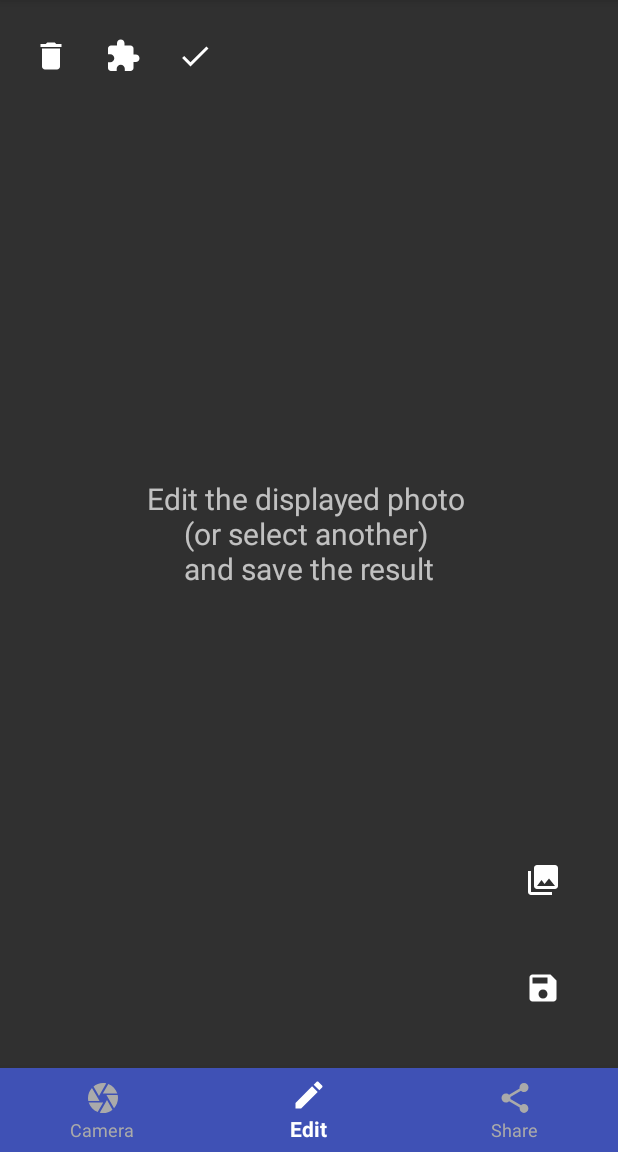
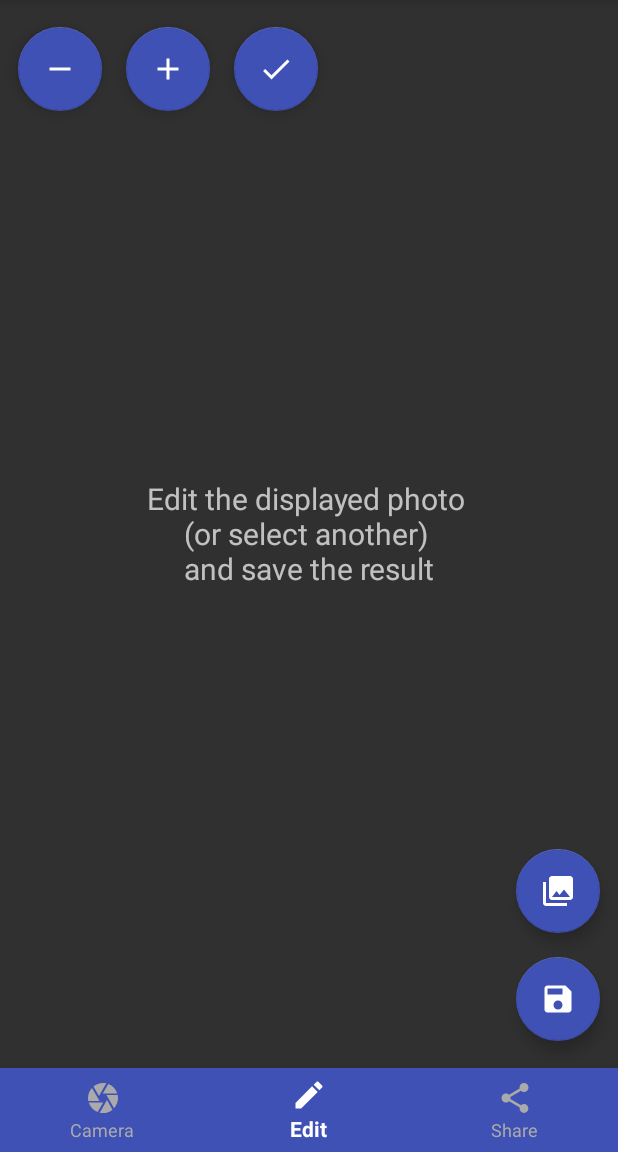
Before and after one commit to hassanrehman01398/SnapChat, an Android app: the screen it shows after launch (MainActivity), item 2 of the bottom bar chosen, on a phone screen of 412 x 824 dp, the part 84-1236 px from its top. Run offline under Robolectric (Android 15) with nearby library versions, the phone set to English and light mode, and no system bars; pictures from the network do not load.

Commit message:
Use new fab icon style

```diff
--- a/app/src/main/java/nl/renevane/employeeofthemonth/EditFragment.java
+++ b/app/src/main/java/nl/renevane/employeeofthemonth/EditFragment.java
@@ -91,7 +91,7 @@ public class EditFragment extends Fragment implements View.OnClickListener {
     private void showImageInView(ImageView editPreview) {
         GlideApp.with(this)
                 .load(currentImage)
-                .transition(withCrossFade())
+                .transition(withCrossFade()) // default is 300 ms
                 .into(editPreview);
     }
 
--- a/app/src/main/res/drawable/icon_fab_sticker_add.xml
+++ b/app/src/main/res/drawable/icon_fab_sticker_add.xml
@@ -1,14 +1,5 @@
-<vector
-
-    xmlns:android="http://schemas.android.com/apk/res/android"
-    android:width="24dp"
-    android:height="24dp"
-    android:tint="#FFFFFF"
-    android:viewportHeight="24.0"
-    android:viewportWidth="24.0">
-
-    <path
-        android:fillColor="#FF000000"
-        android:pathData="M20.5,11H19V7c0,-1.1 -0.9,-2 -2,-2h-4V3.5C13,2.12 11.88,1 10.5,1S8,2.12 8,3.5V5H4c-1.1,0 -1.99,0.9 -1.99,2v3.8H3.5c1.49,0 2.7,1.21 2.7,2.7s-1.21,2.7 -2.7,2.7H2V20c0,1.1 0.9,2 2,2h3.8v-1.5c0,-1.49 1.21,-2.7 2.7,-2.7 1.49,0 2.7,1.21 2.7,2.7V22H17c1.1,0 2,-0.9 2,-2v-4h1.5c1.38,0 2.5,-1.12 2.5,-2.5S21.88,11 20.5,11z" />
-
+<vector android:height="24dp" android:tint="#FFFFFF"
+    android:viewportHeight="24.0" android:viewportWidth="24.0"
+    android:width="24dp" xmlns:android="http://schemas.android.com/apk/res/android">
+    <path android:fillColor="#FF000000" android:pathData="M19,13h-6v6h-2v-6H5v-2h6V5h2v6h6v2z"/>
 </vector>
--- a/app/src/main/res/drawable/icon_fab_sticker_remove.xml
+++ b/app/src/main/res/drawable/icon_fab_sticker_remove.xml
@@ -1,14 +1,5 @@
-<vector
-
-    xmlns:android="http://schemas.android.com/apk/res/android"
-    android:width="24dp"
-    android:height="24dp"
-    android:tint="#FFFFFF"
-    android:viewportHeight="24.0"
-    android:viewportWidth="24.0">
-
-    <path
-        android:fillColor="#FF000000"
-        android:pathData="M6,19c0,1.1 0.9,2 2,2h8c1.1,0 2,-0.9 2,-2V7H6v12zM19,4h-3.5l-1,-1h-5l-1,1H5v2h14V4z" />
-
+<vector android:height="24dp" android:tint="#FFFFFF"
+    android:viewportHeight="24.0" android:viewportWidth="24.0"
+    android:width="24dp" xmlns:android="http://schemas.android.com/apk/res/android">
+    <path android:fillColor="#FF000000" android:pathData="M19,13H5v-2h14v2z"/>
 </vector>
--- a/app/src/main/res/layout/fragment_camera.xml
+++ b/app/src/main/res/layout/fragment_camera.xml
@@ -32,17 +32,13 @@
             android:layout_width="wrap_content"
             android:layout_height="wrap_content"
             android:layout_gravity="bottom|end"
-            android:layout_margin="16dp"
             android:clickable="true"
             android:focusable="true"
-            android:scaleType="center"
-            android:src="@drawable/icon_fab_photo"
-            app:backgroundTint="@android:color/transparent"
-            app:borderWidth="0dp"
-            app:elevation="0dp"
-            app:fabSize="normal"
+            android:theme="@style/MyFloatingActionButtonStyle"
+            app:fabSize="auto"
+            app:srcCompat="@drawable/icon_fab_photo"
             app:useCompatPadding="true" />
+
     </FrameLayout>
 
-
 </RelativeLayout>
--- a/app/src/main/res/layout/fragment_edit.xml
+++ b/app/src/main/res/layout/fragment_edit.xml
@@ -31,49 +31,37 @@
             android:layout_width="wrap_content"
             android:layout_height="wrap_content"
             android:layout_gravity="top|start"
-            android:layout_margin="0dp"
             android:clickable="true"
             android:focusable="true"
-            android:scaleType="center"
             android:src="@drawable/icon_fab_sticker_remove"
-            app:backgroundTint="@android:color/transparent"
-            app:borderWidth="0dp"
-            app:elevation="0dp"
-            app:fabSize="normal"
+            android:theme="@style/MyFloatingActionButtonStyle"
+            app:fabSize="auto"
             app:useCompatPadding="true" />
 
         <android.support.design.widget.FloatingActionButton
             android:id="@+id/fab_sticker_add"
             android:layout_width="wrap_content"
             android:layout_height="wrap_content"
-            android:layout_gravity="top|start"
-            android:layout_marginStart="48dp"
-            android:layout_marginTop="0dp"
+            android:layout_gravity="top"
+            android:layout_marginStart="72dp"
             android:clickable="true"
             android:focusable="true"
-            android:scaleType="center"
             android:src="@drawable/icon_fab_sticker_add"
-            app:backgroundTint="@android:color/transparent"
-            app:borderWidth="0dp"
-            app:elevation="0dp"
-            app:fabSize="normal"
+            android:theme="@style/MyFloatingActionButtonStyle"
+            app:fabSize="auto"
             app:useCompatPadding="true" />
 
         <android.support.design.widget.FloatingActionButton
             android:id="@+id/fab_sticker_done"
             android:layout_width="wrap_content"
             android:layout_height="wrap_content"
-            android:layout_gravity="top|start"
-            android:layout_marginStart="96dp"
-            android:layout_marginTop="0dp"
+            android:layout_gravity="top"
+            android:layout_marginStart="144dp"
             android:clickable="true"
             android:focusable="true"
-            android:scaleType="center"
             android:src="@drawable/icon_fab_sticker_done"
-            app:backgroundTint="@android:color/transparent"
-            app:borderWidth="0dp"
-            app:elevation="0dp"
-            app:fabSize="normal"
+            android:theme="@style/MyFloatingActionButtonStyle"
+            app:fabSize="auto"
             app:useCompatPadding="true" />
 
         <android.support.design.widget.FloatingActionButton
@@ -81,16 +69,12 @@
             android:layout_width="wrap_content"
             android:layout_height="wrap_content"
             android:layout_gravity="bottom|end"
-            android:layout_marginBottom="88dp"
-            android:layout_marginEnd="16dp"
+            android:layout_marginBottom="72dp"
             android:clickable="true"
             android:focusable="true"
-            android:scaleType="center"
-            android:src="@drawable/icon_fab_select"
-            app:backgroundTint="@android:color/transparent"
-            app:borderWidth="0dp"
-            app:elevation="0dp"
-            app:fabSize="normal"
+            android:theme="@style/MyFloatingActionButtonStyle"
+            app:fabSize="auto"
+            app:srcCompat="@drawable/icon_fab_next"
             app:useCompatPadding="true" />
 
         <android.support.design.widget.FloatingActionButton
@@ -98,15 +82,11 @@
             android:layout_width="wrap_content"
             android:layout_height="wrap_content"
             android:layout_gravity="bottom|end"
-            android:layout_margin="16dp"
             android:clickable="true"
             android:focusable="true"
-            android:scaleType="center"
-            android:src="@drawable/icon_fab_save"
-            app:backgroundTint="@android:color/transparent"
-            app:borderWidth="0dp"
-            app:elevation="0dp"
-            app:fabSize="normal"
+            android:theme="@style/MyFloatingActionButtonStyle"
+            app:fabSize="auto"
+            app:srcCompat="@drawable/icon_fab_save"
             app:useCompatPadding="true" />
 
     </FrameLayout>
--- a/app/src/main/res/layout/fragment_share.xml
+++ b/app/src/main/res/layout/fragment_share.xml
@@ -31,16 +31,12 @@
             android:layout_width="wrap_content"
             android:layout_height="wrap_content"
             android:layout_gravity="bottom|end"
-            android:layout_marginBottom="88dp"
-            android:layout_marginEnd="16dp"
+            android:layout_marginBottom="72dp"
             android:clickable="true"
             android:focusable="true"
-            android:scaleType="center"
-            android:src="@drawable/icon_fab_select"
-            app:backgroundTint="@android:color/transparent"
-            app:borderWidth="0dp"
-            app:elevation="0dp"
-            app:fabSize="normal"
+            android:src="@drawable/icon_fab_next"
+            android:theme="@style/MyFloatingActionButtonStyle"
+            app:fabSize="auto"
             app:useCompatPadding="true" />
 
         <android.support.design.widget.FloatingActionButton
@@ -48,15 +44,11 @@
             android:layout_width="wrap_content"
             android:layout_height="wrap_content"
             android:layout_gravity="bottom|end"
-            android:layout_margin="16dp"
             android:clickable="true"
             android:focusable="true"
-            android:scaleType="center"
             android:src="@drawable/icon_fab_share"
-            app:backgroundTint="@android:color/transparent"
-            app:borderWidth="0dp"
-            app:elevation="0dp"
-            app:fabSize="normal"
+            android:theme="@style/MyFloatingActionButtonStyle"
+            app:fabSize="auto"
             app:useCompatPadding="true" />
 
     </FrameLayout>
--- a/app/src/main/res/values/styles.xml
+++ b/app/src/main/res/values/styles.xml
@@ -7,4 +7,7 @@
         <item name="colorPrimaryDark">@color/colorPrimaryDark</item>
         <item name="colorAccent">@color/colorAccent</item>
     </style>
+    <style name="MyFloatingActionButtonStyle" parent="Theme.AppCompat">
+        <item name="colorAccent">@color/colorPrimary</item>
+    </style>
 </resources>
```
Also changed, not shown: app/src/main/res/drawable/icon_fab_next.xml (renamed from app/src/main/res/drawable/icon_fab_select.xml).
